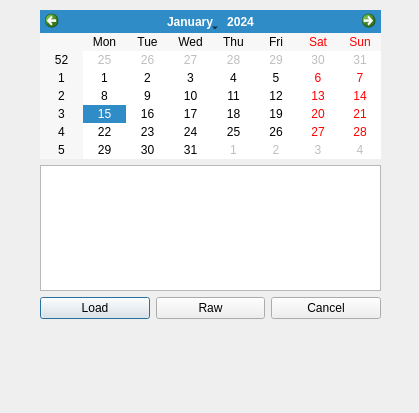
LuisFilipeDias/puncher, file data.ui: the form before one commit.
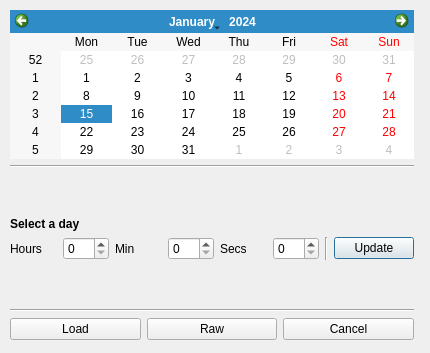
The form after the commit.

```diff
--- a/data.ui
+++ b/data.ui
@@ -6,8 +6,8 @@
    <rect>
     <x>0</x>
     <y>0</y>
-    <width>419</width>
-    <height>413</height>
+    <width>430</width>
+    <height>353</height>
    </rect>
   </property>
   <property name="windowTitle">
@@ -16,10 +16,10 @@
   <widget class="QWidget" name="verticalLayoutWidget">
    <property name="geometry">
     <rect>
-     <x>40</x>
+     <x>10</x>
      <y>10</y>
-     <width>341</width>
-     <height>309</height>
+     <width>404</width>
+     <height>330</height>
     </rect>
    </property>
    <layout class="QVBoxLayout" name="verticalLayout">
@@ -27,7 +27,105 @@
      <widget class="QCalendarWidget" name="calendarWidget"/>
     </item>
     <item>
-     <widget class="QTableView" name="data_table"/>
+     <widget class="Line" name="line">
+      <property name="orientation">
+       <enum>Qt::Horizontal</enum>
+      </property>
+     </widget>
+    </item>
+    <item>
+     <spacer name="verticalSpacer">
+      <property name="orientation">
+       <enum>Qt::Vertical</enum>
+      </property>
+      <property name="sizeHint" stdset="0">
+       <size>
+        <width>20</width>
+        <height>40</height>
+       </size>
+      </property>
+     </spacer>
+    </item>
+    <item>
+     <widget class="QLabel" name="data_title">
+      <property name="font">
+       <font>
+        <weight>75</weight>
+        <bold>true</bold>
+       </font>
+      </property>
+      <property name="text">
+       <string>Select a day</string>
+      </property>
+     </widget>
+    </item>
+    <item>
+     <layout class="QHBoxLayout" name="horizontalLayout">
+      <item>
+       <widget class="QLabel" name="data_hours">
+        <property name="text">
+         <string>Hours</string>
+        </property>
+       </widget>
+      </item>
+      <item>
+       <widget class="QSpinBox" name="data_input_hours"/>
+      </item>
+      <item>
+       <widget class="QLabel" name="data_minutes">
+        <property name="text">
+         <string>Min</string>
+        </property>
+       </widget>
+      </item>
+      <item>
+       <widget class="QSpinBox" name="data_input_minutes"/>
+      </item>
+      <item>
+       <widget class="QLabel" name="data_seconds">
+        <property name="text">
+         <string>Secs</string>
+        </property>
+       </widget>
+      </item>
+      <item>
+       <widget class="QSpinBox" name="data_input_seconds"/>
+      </item>
+      <item>
+       <widget class="Line" name="line_3">
+        <property name="orientation">
+         <enum>Qt::Vertical</enum>
+        </property>
+       </widget>
+      </item>
+      <item>
+       <widget class="QPushButton" name="data_update">
+        <property name="text">
+         <string>Update</string>
+        </property>
+       </widget>
+      </item>
+     </layout>
+    </item>
+    <item>
+     <spacer name="verticalSpacer_2">
+      <property name="orientation">
+       <enum>Qt::Vertical</enum>
+      </property>
+      <property name="sizeHint" stdset="0">
+       <size>
+        <width>20</width>
+        <height>40</height>
+       </size>
+      </property>
+     </spacer>
+    </item>
+    <item>
+     <widget class="Line" name="line_2">
+      <property name="orientation">
+       <enum>Qt::Horizontal</enum>
+      </property>
+     </widget>
     </item>
     <item>
      <layout class="QHBoxLayout" name="horizontalLayout_2">
```
